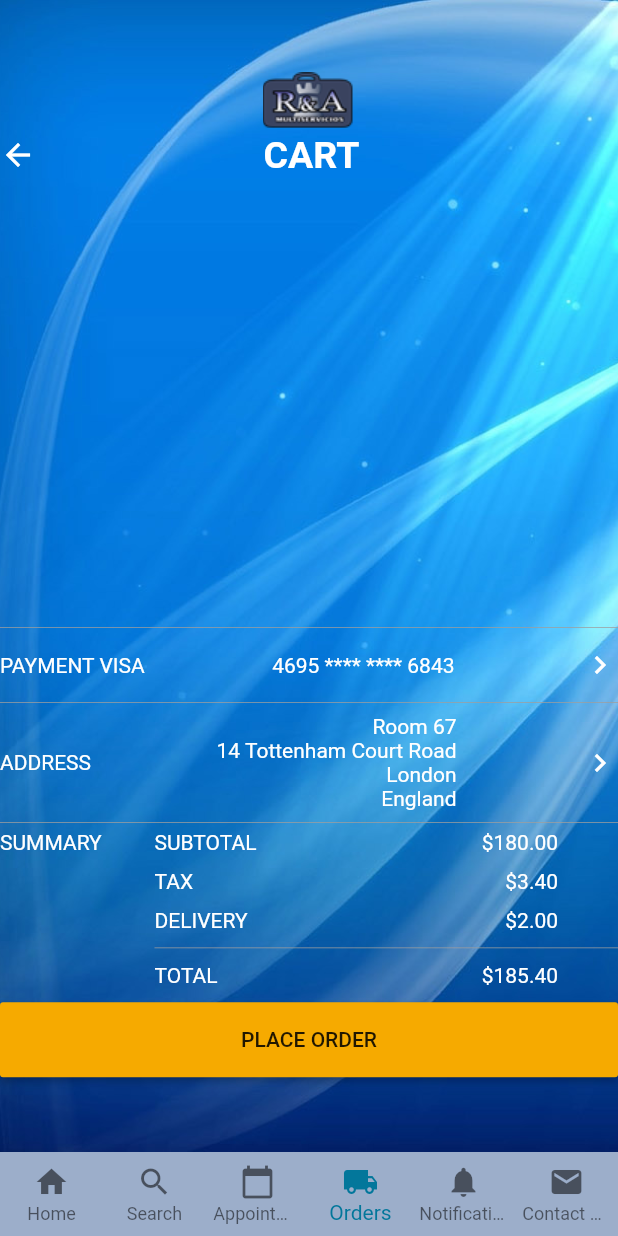
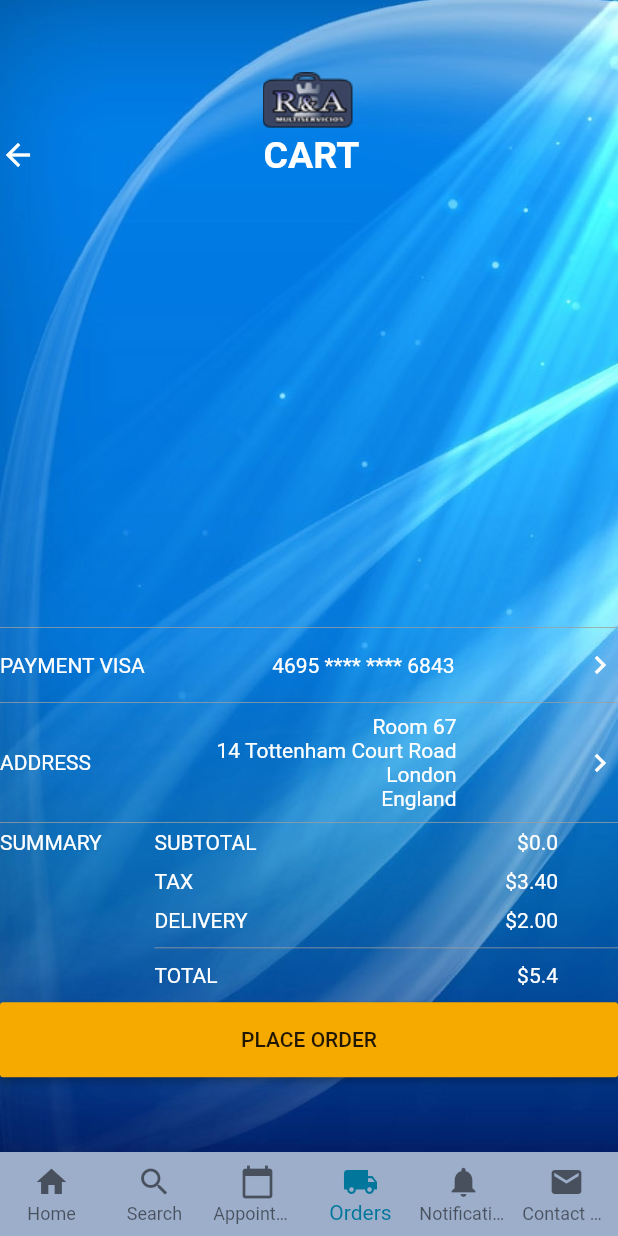
Before and after one commit to pavlo1988/DeliveryClientApp, a Flutter app: the AddCart screen opened directly, on a phone screen of 412 x 824 dp. Run offline on Flutter 3.47's test engine with Material 2 defaults, Android fonts, the phone set to English and light mode, and no system bars; our stand-ins replace badges, carousel_slider, cloud_firestore, firebase_auth, font_awesome_flutter, geolocator and 2 more; accounts and stored records are empty.

Commit message:
complete order scale

```diff
--- a/lib/firebase_services/ads_controller.dart
+++ b/lib/firebase_services/ads_controller.dart
@@ -4,7 +4,6 @@ import 'package:delivery_app/models/ads_model.dart';
 
 class AdsController{
   static Future<List<Ads>> getAllAvailableAds() async {
-
     QuerySnapshot docSnapshot = await db
       .collection("ads")
       .where("available", isEqualTo: true)
--- a/lib/models/order.dart
+++ b/lib/models/order.dart
@@ -7,6 +7,7 @@ class Order {
   DateTime orderDate;
   String status;
   GeoPoint position;
+  String totalAmount;
 
   Order(
     {
@@ -15,7 +16,8 @@ class Order {
       this.orderBy,
       this.orderDate,
       this.status,
-      this.position
+      this.position,
+      this.totalAmount
     }
   );
 
@@ -27,6 +29,7 @@ class Order {
     orderDate = json['orderDate'].toDate();
     status = json['status'];
     position = json['position'];
+    totalAmount = json['totalAmount'];
   }
 
 
@@ -37,5 +40,6 @@ class Order {
     'orderDate': orderDate,
     'status': status,
     'position': position,
+    'totalAmount' : totalAmount
   };
 }
--- a/lib/screens/client/add_cart.dart
+++ b/lib/screens/client/add_cart.dart
@@ -1,4 +1,5 @@
 import 'package:delivery_app/firebase_services/cart_controller.dart';
+import 'package:delivery_app/firebase_services/order_controller.dart';
 import 'package:delivery_app/models/cart_product.dart';
 import 'package:delivery_app/models/product.dart';
 import 'package:delivery_app/screens/client/home.dart';
@@ -16,6 +17,7 @@ class AddCart extends StatefulWidget {
 }
 class _AddCartState extends State<AddCart> {
 
+  double subTotal = 0.0;
 
   List<CartProduct> cartProductList = [];
   @override
@@ -50,6 +52,22 @@ class _AddCartState extends State<AddCart> {
 
   updateCartProductCount(List<CartProduct> updatedCartProductList) async {
     await CartController.updateCartProductCount(updatedCartProductList);
+  }
+
+  double getSubTotal() {
+    setState(() {
+      subTotal = 0.0;
+    });
+    for(int i=0; i < cartProductList.length; i++){
+      setState(() {
+        subTotal += double.parse(cartProductList[i].productPrice) * cartProductList[i].count;
+      });
+    }
+    return subTotal;
+  }
+
+  placeOrder() async {
+    await OrderController.placeOrder(getSubTotal()+5.40);
   }
 
   void _onItemTapped(int index) {
@@ -239,7 +257,7 @@ class _AddCartState extends State<AddCart> {
                                   flex: 2,
                                   child: Container(
                                     margin: EdgeInsets.only(right: 40,),
-                                    child: Text("\$180.00", style: TextStyle(color: Colors.white), textAlign: TextAlign.end,),
+                                    child: Text("\$" + getSubTotal().toString(), style: TextStyle(color: Colors.white), textAlign: TextAlign.end,),
                                   ),
                                 ),
                               ],
@@ -314,7 +332,7 @@ class _AddCartState extends State<AddCart> {
                                           flex: 2,
                                           child: Container(
                                             margin: EdgeInsets.only(right: 40,),
-                                            child: Text("\$185.40", style: TextStyle(color: Colors.white), textAlign: TextAlign.end,),
+                                            child: Text("\$" + (getSubTotal()+5.40).toString(), style: TextStyle(color: Colors.white), textAlign: TextAlign.end,),
                                           ),
                                         ),
                                       ],
@@ -335,7 +353,9 @@ class _AddCartState extends State<AddCart> {
                     ),
                     MaterialButton(
                       height: 50,
-                      onPressed: (){},
+                      onPressed: (){
+                        placeOrder();
+                      },
                       color: Color.fromRGBO(246, 170, 0, 1),
                       child: Text("PLACE ORDER"),
                     ),
--- a/lib/screens/client/orders.dart
+++ b/lib/screens/client/orders.dart
@@ -20,7 +20,7 @@ class _OrdersState extends State<Orders> {
   }
 
   getAllOrders() async {
-    List<Order> _orderList = await OrderController.getAllCategories();
+    List<Order> _orderList = await OrderController.getAllOrders();
     setState(() {
       orderList = _orderList;
     });
```
Also changed, not shown: lib/firebase_services/order_controller.dart (+18 -1 lines), lib/screens/client/cart_view.dart (+24 -5 lines).
